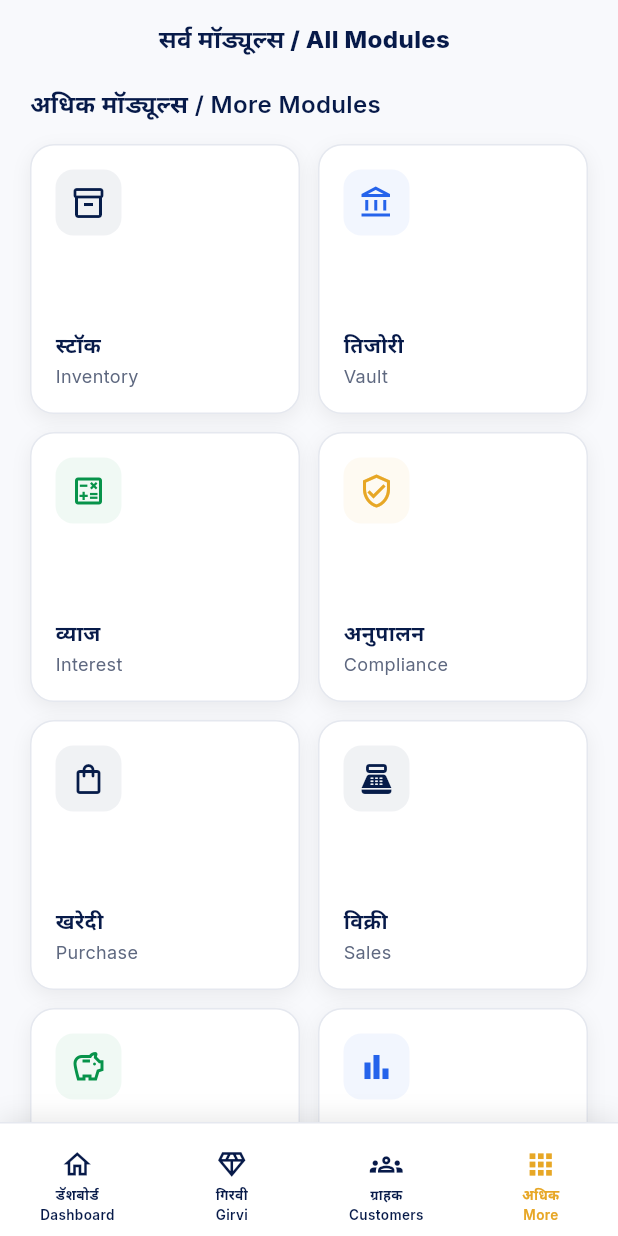
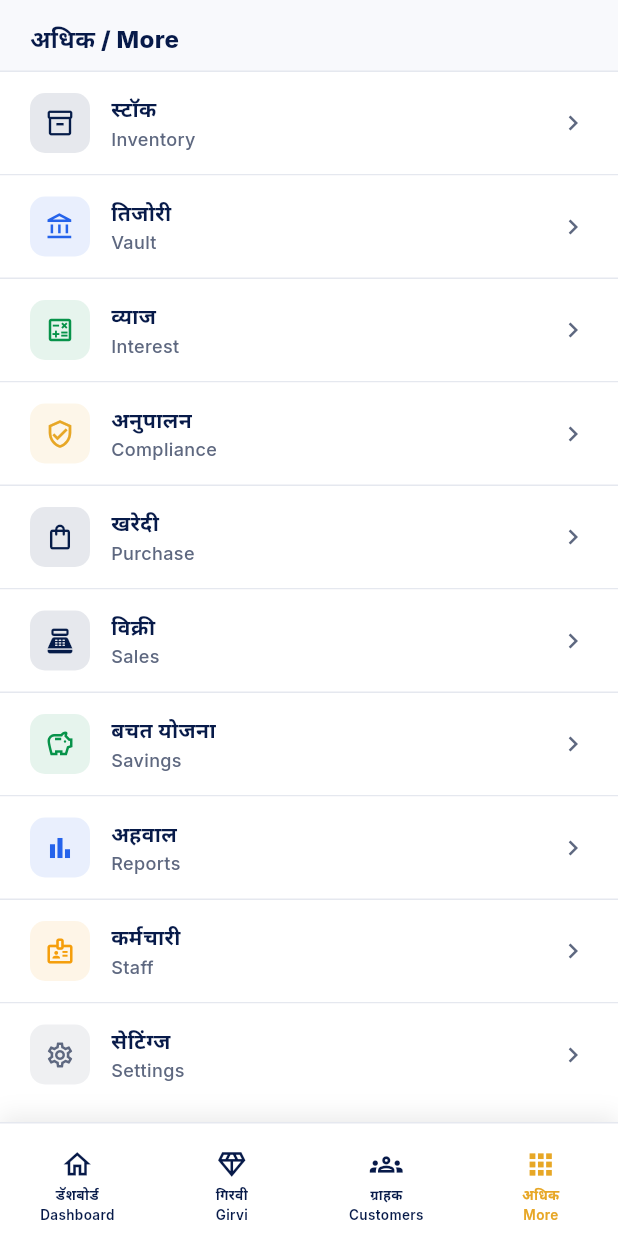
Before and after one commit to mgajapure/Jewellery-ERP, a Flutter app: the MorePage screen opened by its route, on a phone screen of 412 x 824 dp. Run offline on Flutter 3.47's test engine with Material 3 defaults, Android fonts, the phone set to English and light mode, and no system bars; our stand-ins replace cached_network_image, dio, equatable, flutter_bloc, flutter_secure_storage, get_it and 7 more; missing offline and left inert: mobile_scanner; accounts and stored records are empty.

```diff
--- a/lib/src/core/widgets/app_header.dart
+++ b/lib/src/core/widgets/app_header.dart
@@ -65,11 +65,8 @@ class AppHeader extends StatelessWidget {
           else
             const SizedBox(width: 48),
           Expanded(
-            child: Column(
-              children: [
-                Text(
+            child: Text(
               '$titleMr / $titleEn',
-                  textAlign: TextAlign.center,
               maxLines: 1,
               overflow: TextOverflow.ellipsis,
               style: const TextStyle(
@@ -77,8 +74,6 @@ class AppHeader extends StatelessWidget {
                 fontSize: 16,
                 fontWeight: FontWeight.w800,
               ),
-                ),
-              ],
             ),
           ),
           if (actions.isNotEmpty)
@@ -121,12 +116,9 @@ class AppListHeader extends StatelessWidget {
       padding: const EdgeInsets.fromLTRB(12, 14, 18, 8),
       child: Row(
         children: [
-          const Expanded(child: SizedBox()),
           Expanded(
-            flex: 4,
             child: Text(
               '$titleMr / $titleEn',
-              textAlign: TextAlign.center,
               maxLines: 1,
               overflow: TextOverflow.ellipsis,
               style: const TextStyle(
@@ -136,18 +128,14 @@ class AppListHeader extends StatelessWidget {
               ),
             ),
           ),
-          Expanded(
-            child: Align(
-              alignment: Alignment.centerRight,
-              child: actionIcon != null
-                  ? IconButton(
+          if (actionIcon != null)
+            IconButton(
               onPressed: onAction,
               icon: Icon(actionIcon, color: const Color(0xFF071A49)),
               tooltip: actionTooltip,
             )
-                  : const SizedBox(width: 48),
-            ),
-          ),
+          else
+            const SizedBox(width: 48),
         ],
       ),
     );
--- a/lib/src/features/more/pages/more_page.dart
+++ b/lib/src/features/more/pages/more_page.dart
@@ -2,7 +2,6 @@ import 'package:flutter/material.dart';
 import 'package:go_router/go_router.dart';
 
 import '../../../core/widgets/app_bottom_nav.dart';
-import '../../../core/widgets/app_header.dart';
 import '../../compliance/compliance.dart';
 import '../../inventory/inventory.dart';
 import '../../interest/interest.dart';
@@ -102,35 +101,37 @@ class MorePage extends StatelessWidget {
       backgroundColor: const Color(0xFFF8F9FC),
       body: SafeArea(
         child: Column(
+          crossAxisAlignment: CrossAxisAlignment.start,
           children: [
-            const AppListHeader(
-              titleMr: 'सर्व मॉड्यूल्स',
-              titleEn: 'All Modules',
+            Padding(
+              padding: const EdgeInsets.fromLTRB(20, 14, 20, 10),
+              child: const Text(
+                'अधिक / More',
+                style: TextStyle(
+                  color: Color(0xFF071A49),
+                  fontSize: 16,
+                  fontWeight: FontWeight.w800,
+                ),
+              ),
             ),
             Expanded(
-              child: SingleChildScrollView(
-                padding: const EdgeInsets.fromLTRB(20, 12, 20, 20),
-          child: Column(
-            crossAxisAlignment: CrossAxisAlignment.start,
-            children: [
-              const Text(
-                'अधिक मॉड्यूल्स / More Modules',
-                style: TextStyle(
-                  fontSize: 16,
-                  fontWeight: FontWeight.w600,
-                  color: Color(0xFF071A49),
+              child: Container(
+                decoration: const BoxDecoration(
+                  color: Colors.white,
+                  border: Border(
+                    top: BorderSide(color: Color(0xFFE5E8EF)),
                   ),
                 ),
-              const SizedBox(height: 16),
-              GridView.count(
-                crossAxisCount: 2,
-                crossAxisSpacing: 12,
-                mainAxisSpacing: 12,
-                shrinkWrap: true,
-                physics: const NeverScrollableScrollPhysics(),
-                children: _modules.map((module) => _ModuleCard(module: module)).toList(),
+                child: ListView.separated(
+                  padding: EdgeInsets.zero,
+                  itemCount: _modules.length,
+                  separatorBuilder: (context, i) =>
+                      const Divider(height: 1, color: Color(0xFFE5E8EF)),
+                  itemBuilder: (context, i) => _ModuleTile(
+                    module: _modules[i],
+                    onTap: () =>
+                        context.pushNamed(_modules[i]['route'] as String),
                   ),
-            ],
                 ),
               ),
             ),
@@ -159,70 +160,60 @@ bottomNavigationBar: AppBottomNav(
   }
 }
 
-class _ModuleCard extends StatelessWidget {
-  const _ModuleCard({required this.module});
-
+class _ModuleTile extends StatelessWidget {
+  const _ModuleTile({required this.module, required this.onTap});
   final Map<String, dynamic> module;
+  final VoidCallback onTap;
 
   @override
   Widget build(BuildContext context) {
     final color = Color(module['color'] as int);
-    return InkWell(
-      onTap: () => context.pushNamed(module['route'] as String),
-      borderRadius: BorderRadius.circular(16),
-      child: Container(
-        padding: const EdgeInsets.all(16),
-        decoration: BoxDecoration(
+    return Material(
       color: Colors.white,
-          borderRadius: BorderRadius.circular(16),
-          border: Border.all(color: const Color(0xFFE5E8EF)),
-          boxShadow: const [
-            BoxShadow(
-              color: Color(0x10000000),
-              blurRadius: 10,
-              offset: Offset(0, 4),
-            ),
-          ],
-        ),
-        child: Column(
-          crossAxisAlignment: CrossAxisAlignment.start,
-          mainAxisAlignment: MainAxisAlignment.spaceBetween,
+      child: InkWell(
+        onTap: onTap,
+        child: Padding(
+          padding: const EdgeInsets.symmetric(horizontal: 20, vertical: 14),
+          child: Row(
             children: [
               Container(
-              width: 44,
-              height: 44,
+                width: 40,
+                height: 40,
                 decoration: BoxDecoration(
-                color: color.withAlpha(15),
-                borderRadius: BorderRadius.circular(12),
+                  color: color.withValues(alpha: 0.1),
+                  borderRadius: BorderRadius.circular(10),
                 ),
-              child: Icon(
-                module['icon'] as IconData,
-                color: color,
-                size: 24,
+                child: Icon(module['icon'] as IconData, color: color, size: 20),
               ),
-            ),
-            Column(
+              const SizedBox(width: 14),
+              Expanded(
+                child: Column(
                   crossAxisAlignment: CrossAxisAlignment.start,
                   children: [
                     Text(
                       module['titleMr'] as String,
                       style: const TextStyle(
+                        color: Color(0xFF071A49),
                         fontSize: 14,
                         fontWeight: FontWeight.w700,
-                    color: Color(0xFF071A49),
                       ),
                     ),
-                const SizedBox(height: 2),
+                    const SizedBox(height: 1),
                     Text(
                       module['titleEn'] as String,
                       style: const TextStyle(
+                        color: Color(0xFF5E6880),
                         fontSize: 12,
-                    color: Color(0xFF5E6880),
+                        fontWeight: FontWeight.w500,
                       ),
                     ),
                   ],
                 ),
+              ),
+              const Icon(Icons.chevron_right,
+                  color: Color(0xFF5E6880), size: 20),
             ],
+          ),
         ),
       ),
     );
```
Also changed, not shown: lib/src/features/customer/pages/customer_details_page.dart (+73 -98 lines), lib/src/features/dashboard/dashboard_page.dart (+24 -51 lines), lib/src/features/girvi/pages/girvi_details_page.dart (+5 -5 lines). Lines whose indentation alone changed are shown as unchanged.
